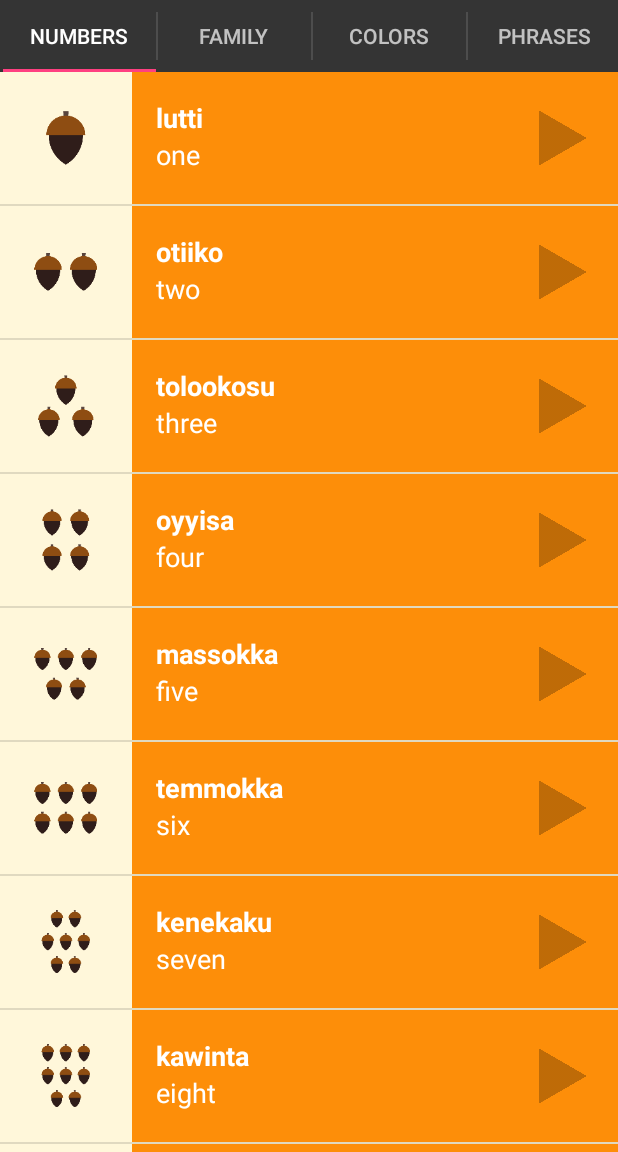
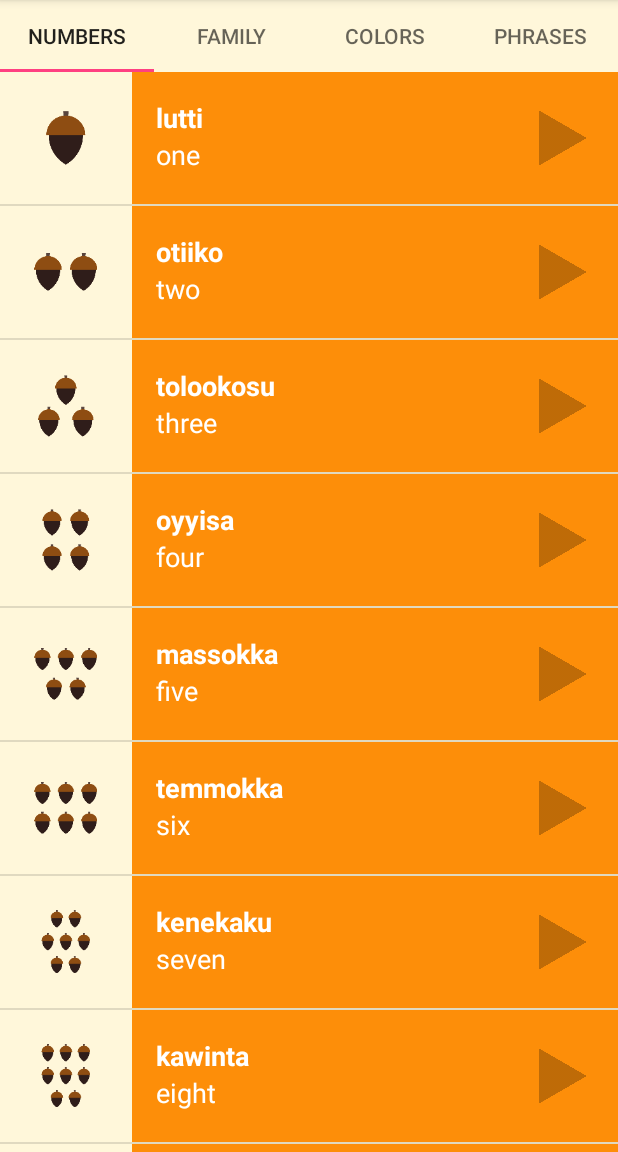
Before and after one commit to FranckCid/miwok, an Android app: the screen it shows after launch (MainActivity), on a phone screen of 412 x 824 dp, the part 84-1236 px from its top. Run offline under Robolectric (Android 15) with nearby library versions, the phone set to English and light mode, and no system bars.

Commit message:
Tab fixed, no more deprecated libs

```diff
--- a/app/build.gradle
+++ b/app/build.gradle
@@ -25,5 +25,6 @@ dependencies {
         exclude group: 'com.android.support', module: 'support-annotations'
     })
     compile 'com.android.support:appcompat-v7:25.1.0'
+    compile 'com.android.support:design:+'
     testCompile 'junit:junit:4.12'
 }
--- a/app/src/main/java/com/franckcid/miwok/FamilyFragment.java
+++ b/app/src/main/java/com/franckcid/miwok/FamilyFragment.java
@@ -13,6 +13,8 @@ import android.widget.Toast;
 import java.util.ArrayList;
 
 public class FamilyFragment extends Fragment {
+
+    public FamilyFragment(){}
 
     @Override
     public View onCreateView(LayoutInflater layoutInflater, ViewGroup viewGroup, Bundle bundle){
@@ -32,14 +34,14 @@ public class FamilyFragment extends Fragment {
             words.add(new Word("grandmother", "ama", R.drawable.family_grandmother, R.raw.family_grandmother));
             words.add(new Word("grandfather", "paapa", R.drawable.family_grandfather, R.raw.family_grandfather));
 
-            WordAdapter itemsAdapter = new WordAdapter((Activity) viewGroup.getContext(), words, R.color.category_family);
+            WordAdapter itemsAdapter = new WordAdapter(getActivity(), words, R.color.category_family);
 
             ListView listView = (ListView) v.findViewById(R.id.list);
 
             listView.setAdapter(itemsAdapter);
 
         }catch(Exception e){
-            Toast t = Toast.makeText((Activity) viewGroup.getContext(), "OH CHUCK" + e.getMessage(), Toast.LENGTH_LONG);
+            Toast t = Toast.makeText(getActivity(), "OH CHUCK" + e.getMessage(), Toast.LENGTH_LONG);
             t.show();
         }
 
--- a/app/src/main/java/com/franckcid/miwok/MainActivity.java
+++ b/app/src/main/java/com/franckcid/miwok/MainActivity.java
@@ -1,16 +1,14 @@
 package com.franckcid.miwok;
 
 import android.os.Bundle;
+import android.support.design.widget.TabLayout;
 import android.support.v4.app.FragmentTransaction;
 import android.support.v4.view.ViewPager;
-import android.support.v7.app.ActionBar;
-import android.support.v7.app.ActionBarActivity;
-import android.util.Log;
+import android.support.v7.app.AppCompatActivity;
 
 
-public class MainActivity extends ActionBarActivity implements android.support.v7.app.ActionBar.TabListener{
+public class MainActivity extends AppCompatActivity {
 
-    private ActionBar actionBar;
     private ViewPager viewPager;
     private MiwokPageAdapter pagerAdapter;
 
@@ -22,38 +20,14 @@ public class MainActivity extends ActionBarActivity implements android.support.v
         pagerAdapter = new MiwokPageAdapter(getSupportFragmentManager());
         viewPager = (ViewPager) findViewById(R.id.pager);
         viewPager.setAdapter(pagerAdapter);
+        viewPager.setOffscreenPageLimit(2);
 
         try {
-            getSupportActionBar().setNavigationMode(ActionBar.NAVIGATION_MODE_TABS);
-
-            ActionBar.Tab numbersTab = getSupportActionBar().newTab().setText("Numbers").setTabListener(this);
-            ActionBar.Tab familyTab = getSupportActionBar().newTab().setText("Family").setTabListener(this);
-            ActionBar.Tab colorsTab = getSupportActionBar().newTab().setText("Colors").setTabListener(this);
-            ActionBar.Tab phrasesTab = getSupportActionBar().newTab().setText("Phrases").setTabListener(this);
-
-            getSupportActionBar().addTab(numbersTab);
-            getSupportActionBar().addTab(familyTab);
-            getSupportActionBar().addTab(colorsTab);
-            getSupportActionBar().addTab(phrasesTab);
-
+            TabLayout tabLayout = (TabLayout) findViewById(R.id.tabs);
+            tabLayout.setupWithViewPager(viewPager);
         }catch (Exception e){
             e.printStackTrace();
         }
 
-
-    }
-
-    @Override
-    public void onTabSelected(ActionBar.Tab tab, FragmentTransaction ft) {
-        viewPager.setCurrentItem(tab.getPosition());
-    }
-
-    @Override
-    public void onTabUnselected(ActionBar.Tab tab, FragmentTransaction ft) {
-
-    }
-
-    @Override
-    public void onTabReselected(ActionBar.Tab tab, FragmentTransaction ft) {
     }
 }
--- a/app/src/main/java/com/franckcid/miwok/MiwokPageAdapter.java
+++ b/app/src/main/java/com/franckcid/miwok/MiwokPageAdapter.java
@@ -2,6 +2,7 @@ package com.franckcid.miwok;
 
 import android.support.v4.app.Fragment;
 import android.support.v4.app.FragmentManager;
+import android.support.v4.app.FragmentPagerAdapter;
 import android.support.v4.app.FragmentStatePagerAdapter;
 import android.util.Log;
 
@@ -9,7 +10,7 @@ import android.util.Log;
  * Created by franck on 17/01/17.
  */
 
-public class MiwokPageAdapter extends FragmentStatePagerAdapter {
+public class MiwokPageAdapter extends FragmentPagerAdapter {
 
     public MiwokPageAdapter(FragmentManager fm) {
         super(fm);
@@ -22,7 +23,6 @@ public class MiwokPageAdapter extends FragmentStatePagerAdapter {
 
     @Override
     public Fragment getItem(int position) {
-        Log.i("Position requested: ", " - - - - -" + position);
         switch (position){
             case 0:
                 return new NumbersFragment();
@@ -36,4 +36,18 @@ public class MiwokPageAdapter extends FragmentStatePagerAdapter {
         return null;
     }
 
+    @Override
+    public CharSequence getPageTitle(int position) {
+        switch (position){
+            case 0:
+                return "Numbers";
+            case 1:
+                return "Family";
+            case 2:
+                return "Colors";
+            case 3:
+                return "Phrases";
+        }
+        return "";
+    }
 }
--- /dev/null
+++ b/app/src/main/res/layout/activity_category.xml
@@ -0,0 +1,6 @@
+<?xml version="1.0" encoding="utf-8"?>
+<LinearLayout xmlns:android="http://schemas.android.com/apk/res/android"
+    android:id="@+id/container"
+    android:layout_width="match_parent"
+    android:layout_height="match_parent"
+    android:orientation="vertical"/>
--- a/app/src/main/res/layout/activity_main.xml
+++ b/app/src/main/res/layout/activity_main.xml
@@ -1,60 +1,20 @@
 <?xml version="1.0" encoding="utf-8"?>
-<android.support.v4.view.ViewPager
-    xmlns:android="http://schemas.android.com/apk/res/android"
+<LinearLayout xmlns:android="http://schemas.android.com/apk/res/android"
     xmlns:tools="http://schemas.android.com/tools"
-    android:id="@+id/pager"
     android:layout_width="match_parent"
     android:layout_height="match_parent"
     android:background="@color/tan_background"
     android:orientation="vertical"
     tools:context="com.franckcid.miwok.MainActivity">
 
-    <!-- Numbers category -->
-    <FrameLayout
+    <android.support.design.widget.TabLayout
+        android:id="@+id/tabs"
         android:layout_width="match_parent"
-        android:layout_height="wrap_content"
-        android:background="@color/category_numbers">
-        <TextView
-            android:id="@+id/numbers"
-            style="@style/CategoryStyle"
-            android:background="?android:attr/selectableItemBackground"
-            android:text="@string/category_numbers" />
-    </FrameLayout>
+        android:layout_height="wrap_content" />
 
-    <!-- Family category -->
-    <FrameLayout
+    <android.support.v4.view.ViewPager
+        android:id="@+id/pager"
         android:layout_width="match_parent"
-        android:layout_height="wrap_content"
-        android:background="@color/category_family">
-        <TextView
-            android:id="@+id/family"
-            style="@style/CategoryStyle"
-            android:background="?android:attr/selectableItemBackground"
-            android:text="@string/category_family" />
-    </FrameLayout>
+        android:layout_height="match_parent"/>
 
-    <!-- Colors category -->
-    <FrameLayout
-        android:layout_width="match_parent"
-        android:layout_height="wrap_content"
-        android:background="@color/category_colors">
-        <TextView
-            android:id="@+id/colors"
-            style="@style/CategoryStyle"
-            android:background="?android:attr/selectableItemBackground"
-            android:text="@string/category_colors" />
-    </FrameLayout>
-
-    <!-- Phrases category -->
-    <FrameLayout
-        android:layout_width="match_parent"
-        android:layout_height="wrap_content"
-        android:background="@color/category_phrases">
-        <TextView
-            android:id="@+id/phrases"
-            style="@style/CategoryStyle"
-            android:background="?android:attr/selectableItemBackground"
-            android:text="@string/category_phrases" />
-    </FrameLayout>
-
-</android.support.v4.view.ViewPager>
+</LinearLayout>
```
Also changed, not shown: app/src/main/AndroidManifest.xml (+4 -6 lines), app/src/main/java/com/franckcid/miwok/ColorsActivity.java (deleted, +0 -49 lines), app/src/main/java/com/franckcid/miwok/FamilyActivity.java (deleted, +0 -48 lines), app/src/main/java/com/franckcid/miwok/NumbersActivity.java (deleted, +0 -48 lines), app/src/main/java/com/franckcid/miwok/PhrasesActivity.java (deleted, +0 -49 lines), app/src/main/res/layout/sliding_tabs.xml (added, +8 -0 lines).
